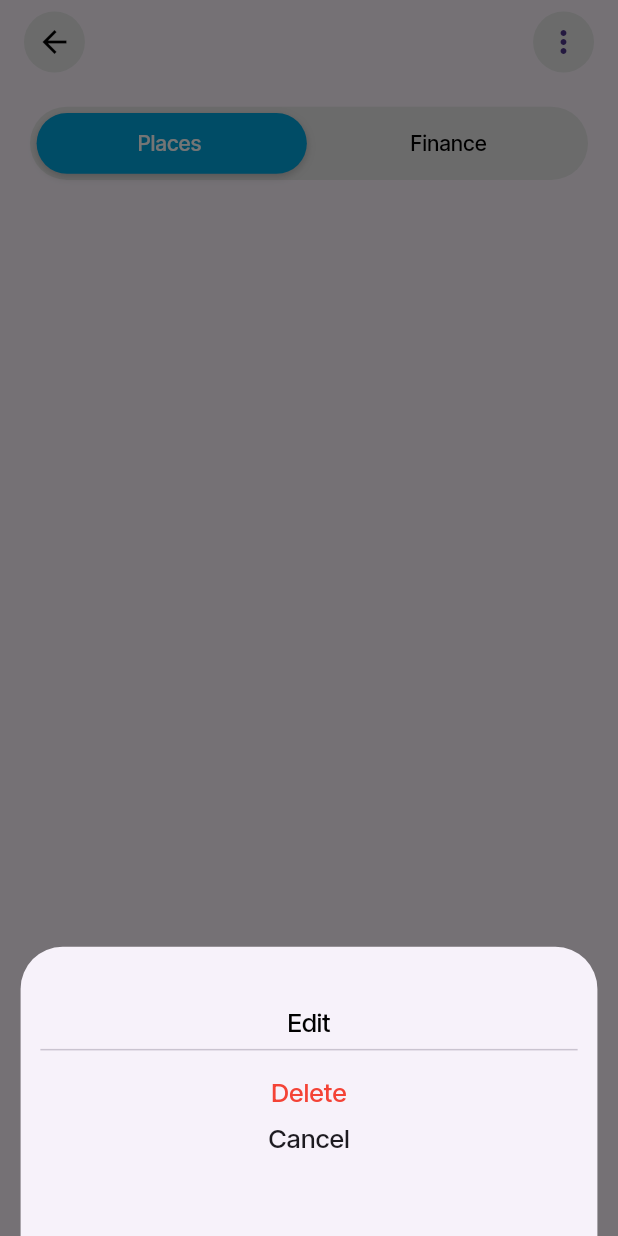
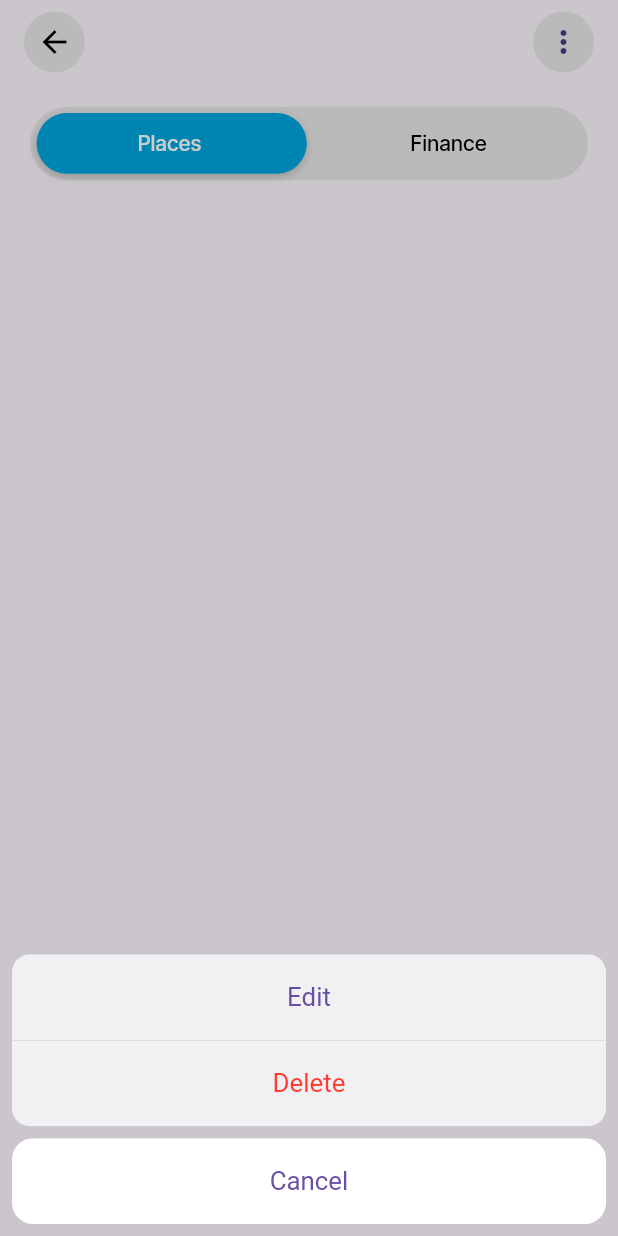
Before and after one commit to Nurtilekb/Fhica_test, a Flutter app: the DescribeCard screen opened directly with empty values, after a tap on the "more vert" icon, on a phone screen of 412 x 824 dp. Run offline on Flutter 3.47's test engine with Material 3 defaults, Android fonts, the phone set to English and light mode, and no system bars; our stand-ins replace flutter_screenutil, hive, hive_flutter; accounts and stored records are empty.

```diff
--- a/lib/describe_card.dart
+++ b/lib/describe_card.dart
@@ -1,6 +1,7 @@
 import 'package:appp/datas_of_city.dart';
 import 'package:appp/edit_trip.dart';
 import 'package:appp/trip_model.dart';
+import 'package:flutter/cupertino.dart';
 import 'package:flutter/material.dart';
 import 'package:flutter_screenutil/flutter_screenutil.dart';
 import 'package:hive/hive.dart';
@@ -16,45 +17,14 @@ class DescribeCard extends StatefulWidget {
 }
 
 class _DescribeCardState extends State<DescribeCard> {
-  void show() {
-    showModalBottomSheet(
+  void showTripOptions(BuildContext context) {
+    showCupertinoModalPopup(
       context: context,
-      builder: (context) {
-        return Container(
-          decoration: BoxDecoration(
-            color: Colors.transparent,
-            borderRadius: BorderRadius.only(
-              topLeft: Radius.circular(32.r),
-              topRight: Radius.circular(32.r),
-            ),
-          ),
-          height: 190.h,
-          width: 350.w,
-          child: Center(
-            child: Padding(
-              padding: EdgeInsets.symmetric(horizontal: 12.w),
-              child: Column(
-                mainAxisAlignment: MainAxisAlignment.center,
-                children: [
-                  Container(
-                    height: 112.h,
-                    width: 359.w,
-                    child: Column(
-                      crossAxisAlignment: CrossAxisAlignment.center,
-                      children: [
-                        Center(
-                          child: RichText(
-                            text: TextSpan(
-                              text: 'Edit',
-                              style: TextStyle(
-                                fontSize: 17.sp,
-                                fontWeight: FontWeight.w500,
-                                fontFamily: 'interTight',
-                                color: Colors.black,
-                              ),
-                              recognizer:
-                                  TapGestureRecognizer()
-                                    ..onTap = () {
+      builder:
+          (context) => CupertinoActionSheet(
+            actions: [
+              CupertinoActionSheetAction(
+                onPressed: () {
                   Navigator.push(
                     context,
                     MaterialPageRoute(
@@ -62,68 +32,34 @@ class _DescribeCardState extends State<DescribeCard> {
                           (context) => EditTrip(
                             tripIndex: 1,
                             trip: Trip(
-                                                  name: widget.title,
+                              name: widget.title, // Используй widget.name
                               cities:
                                   widget.cityies
-                                                          .cast<String>(),
+                                      .cast<
+                                        String
+                                      >(), // Или передай реальные города
                             ),
                           ),
                     ),
                   );
                 },
+                child: Text("Edit", style: TextStyle(fontSize: 17.sp)),
+              ),
+              CupertinoActionSheetAction(
+                isDestructiveAction: true, // Красный цвет для удаления
+                onPressed: () {
+                  _showDeleteModal();
+                },
+                child: Text("Delete", style: TextStyle(fontSize: 17.sp)),
+              ),
+            ],
+            cancelButton: CupertinoActionSheetAction(
+              onPressed: () {
+                Navigator.pop(context);
+              },
+              child: Text("Cancel", style: TextStyle(fontSize: 17.sp)),
             ),
           ),
-                        ),
-                        Divider(),
-                        SizedBox(height: 8.h),
-                        InkWell(
-                          onTap: () {
-                            _showDeleteModal();
-                          },
-                          child: SizedBox(
-                            width: MediaQuery.of(context).size.width,
-                            height: 20.h,
-                            child: Center(
-                              child: Text(
-                                'Delete',
-                                style: TextStyle(
-                                  color: Colors.red,
-                                  fontSize: 17.sp,
-                                  fontWeight: FontWeight.w500,
-                                  fontFamily: 'interTight',
-                                ),
-                              ),
-                            ),
-                          ),
-                        ),
-                        SizedBox(height: 10.h),
-                        InkWell(
-                          onTap: () {
-                            // Handle the tap event
-                            print('Cancel tapped');
-                          },
-                          child: Expanded(
-                            child: Center(
-                              child: Text(
-                                'Cancel',
-                                style: TextStyle(
-                                  fontSize: 17.sp,
-                                  fontWeight: FontWeight.w500,
-                                  fontFamily: 'interTight',
-                                ),
-                              ),
-                            ),
-                          ),
-                        ),
-                      ],
-                    ),
-                  ),
-                ],
-              ),
-            ),
-          ),
-        );
-      },
     );
   }
 
@@ -239,7 +175,7 @@ class _DescribeCardState extends State<DescribeCard> {
               child: Center(
                 child: IconButton(
                   onPressed: () {
-                    show();
+                    showTripOptions(context);
                   },
                   icon: Icon(Icons.more_vert),
                 ),
```
Lines whose indentation alone changed are shown as unchanged.
